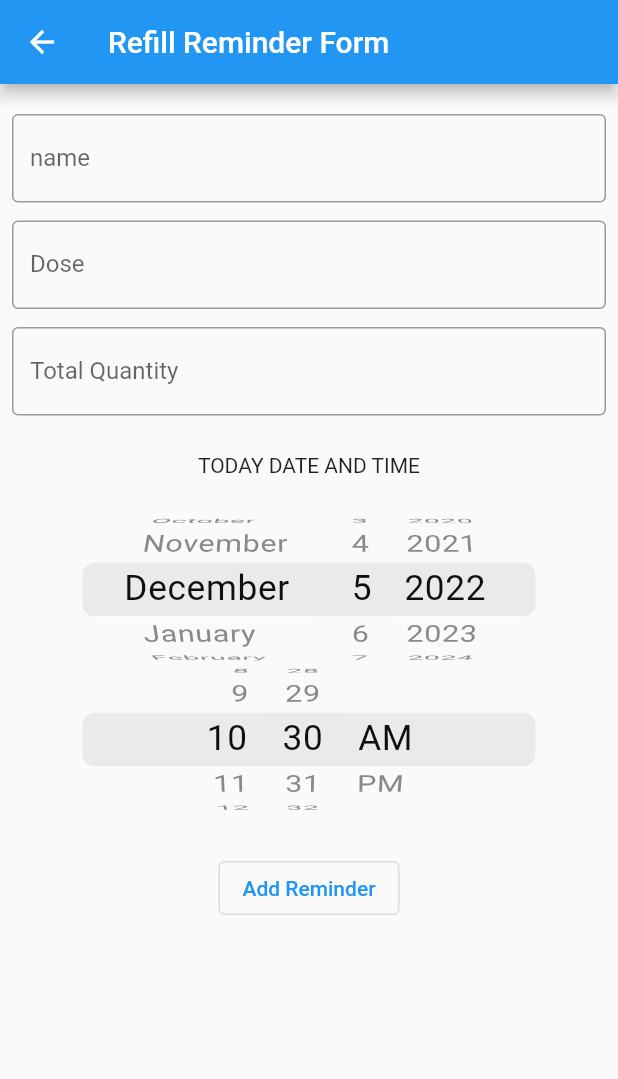
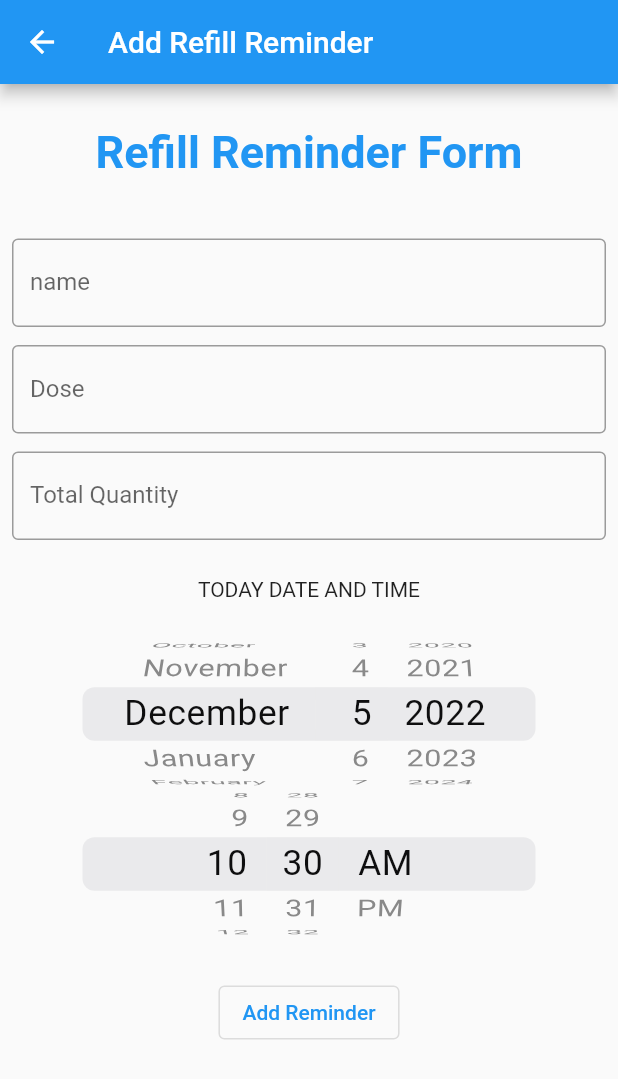
Before and after one commit to aparna-jay/ctse_medicine_reminder_app, a Flutter app: the RefillReminderForm screen opened by its route, after a tap on an icon or button, on a phone screen of 412 x 824 dp. Shown: the top 1079 px of the screen. Run offline on Flutter 3.47's test engine with Material 2 defaults, Android fonts, the phone set to English and light mode, and no system bars; our stand-ins replace flutter_form_builder, flutter_rating_bar, font_awesome_flutter, lottie, sqflite; missing offline and left inert: flutter_alarm_clock; accounts and stored records are empty; network calls fail.

Commit message:
refill reminder update form update data retrive to form created

```diff
--- a/lib/pages/reFillReminderForm.dart
+++ b/lib/pages/reFillReminderForm.dart
@@ -5,54 +5,71 @@ import 'package:intl/intl.dart';
 
 import 'Sql_helper_pages/SQL_helper_ReFillReminder.dart';
 
-class RefillReminderForm extends StatelessWidget {
+class RefillReminderForm extends StatefulWidget {
   static const String routeName = '/RefillReminderForm ';
   const RefillReminderForm({Key? key, required this.id}) : super(key: key);
   final String id;
 
-  static final TextEditingController _nameController = TextEditingController();
-  static final TextEditingController _doseController = TextEditingController();
-  static final TextEditingController _QuantityController = TextEditingController();
-  static late String formattedDate =  DateFormat('yyyy-MM-dd' ).format(DateTime.now());
-  static late String formattedTime = DateFormat('kk:mm').format(DateTime.now());
 
-  static List<Map<String, dynamic  >> RefillReminderList = [];
-  static bool isLoading = true;
+
+  @override
+  State<RefillReminderForm> createState() => _RefillReminderFormState();
+}
+
+class _RefillReminderFormState extends State<RefillReminderForm> {
+
+  final TextEditingController _nameController = TextEditingController();
+  final TextEditingController _doseController = TextEditingController();
+  final TextEditingController _QuantityController = TextEditingController();
+  late String formattedDate =  DateFormat('yyyy-MM-dd' ).format(DateTime.now());
+  late String formattedTime = DateFormat('HH:mm').format(DateTime.now());
+
+  String title = "Add Refill Reminder";
+  String btn_lbl = "Add Reminder";
+
+  List<Map<String, dynamic  >> _RefillReminderList = [];
+  bool isLoading = true;
   // fetch all data from the database
-  static void _refreshList() async {
+  void _refreshList() async {
     final data = await SQL_helper_ReFillReminder.getItems();
-    // setState(() {
-      RefillReminderList = data;
-      isLoading = false;
-    // });
+    setState(() {
+    _RefillReminderList = data;
+    isLoading = false;
+    });
   }
-
-  static void _showForm(String? id) async {
-    late int id_Update  = int.parse(id!);
-    if (id != null) {
+  @override
+  void initState() {
+    super.initState();
+    _refreshList();
+    showForm();
+    if (widget.id != '0') {
+      title = "Update Refill Reminder";
+      btn_lbl = "Update";
+      // _getInjectionReminders(widget.reminderId);
+    }// Loading the diary when the app starts
+  }
+  void clearForm() async {
+    _nameController.text = '';
+    _doseController.text = '';
+    _QuantityController.text = '';
+  }
+  void showForm() async {
+    late int id_Update  = int.parse(this.widget.id);
+    final data = await SQL_helper_ReFillReminder.getItem(id_Update);
+    if (id_Update != null) {
+      print(id_Update);
       final refillList =
-      RefillReminderList.firstWhere((element) => element['id'] == id_Update);
+      _RefillReminderList.firstWhere((data) => data['id'] == id_Update);
       _nameController.text = refillList['name'];
       _doseController.text = refillList['dose'];
       _QuantityController.text = refillList['quantity'];
     }
   }
-
-  static void clearForm() async {
-    _nameController.text = '';
-    _doseController.text = '';
-    _QuantityController.text = '';
-  }
-
-  static void initState(String? id) {
-    _showForm(id);
-  }
-
   @override
   Widget build(BuildContext context) {
     return Scaffold(
       appBar: AppBar(
-        title: Text("Refill Reminder Form"),
+        title: Text(title),
       ),
       body:Padding(
         padding: const EdgeInsets.all(8.0),
@@ -60,9 +77,18 @@ class RefillReminderForm extends StatelessWidget {
           child: Form(
             child: Column(
               children: [
-                const SizedBox(height: 12),
+                const Text(
+                  "Refill Reminder Form",
+                  style: TextStyle(
+                      fontWeight: FontWeight.bold,
+                      height: 2,
+                      fontSize: 30,
+                      color: Colors.blue),
+                ),
+                const SizedBox(height: 35),
+
                 TextFormField(
-                  controller: _nameController,
+                  controller:_nameController,
                   decoration: const InputDecoration(
                       border:OutlineInputBorder(
                           borderSide:BorderSide(color: Colors.limeAccent)
@@ -72,7 +98,7 @@ class RefillReminderForm extends StatelessWidget {
                 ),
                 const SizedBox(height: 12),
                 TextFormField(
-                  controller: _doseController,
+                  controller:_doseController,
                   keyboardType: TextInputType.number,
                   decoration: const InputDecoration(
                       border:OutlineInputBorder(
@@ -83,7 +109,7 @@ class RefillReminderForm extends StatelessWidget {
                 ),
                 const SizedBox(height:12),
                 TextFormField(
-                  controller: _QuantityController,
+                  controller:_QuantityController,
                   keyboardType: TextInputType.number,
                   decoration: const InputDecoration(
                       border:OutlineInputBorder(
@@ -95,7 +121,6 @@ class RefillReminderForm extends StatelessWidget {
                 Container(
                     margin: const EdgeInsets.all(25),
                     child: const Text("TODAY DATE AND TIME")),
-
                 SizedBox(
                   height: 100,
                   child: CupertinoDatePicker(
@@ -106,7 +131,6 @@ class RefillReminderForm extends StatelessWidget {
                     },
                   ),
                 ),
-
                 SizedBox(
                   height: 100,
                   child: CupertinoDatePicker(
@@ -122,12 +146,12 @@ class RefillReminderForm extends StatelessWidget {
                   child: OutlinedButton(
                     onPressed: ()async {
                       // if (_formKey.currentState!.validate()) {
-                       if (this.id == "0") {
+                       if (this.widget.id == "0") {
                         await _addItem();
                         clearForm();
                        }
-                      if (this.id != null) {
-                        late int idupdate  = int.parse(id);
+                      if (this.widget.id != null) {
+                        late int idupdate  = int.parse(widget.id);
                         await _updateItem(idupdate);
                         clearForm();
                       }
@@ -135,7 +159,7 @@ class RefillReminderForm extends StatelessWidget {
                         Navigator.of(context).pushNamed(RefillReminder.routeName);
                     },
                     child:
-                    const Text("Add Reminder",
+                    Text(btn_lbl,
                       // style: TextStyle(fontSizb -e: 20.0)
                     ),
                   ),
@@ -156,7 +180,6 @@ class RefillReminderForm extends StatelessWidget {
     );
     _refreshList();
   }
-
   // Update an existing list item
   Future<void> _updateItem(int id) async {
     await SQL_helper_ReFillReminder.updateItem(
```
Also changed, not shown: lib/pages/feedbackForm.dart (+28 -24 lines).
